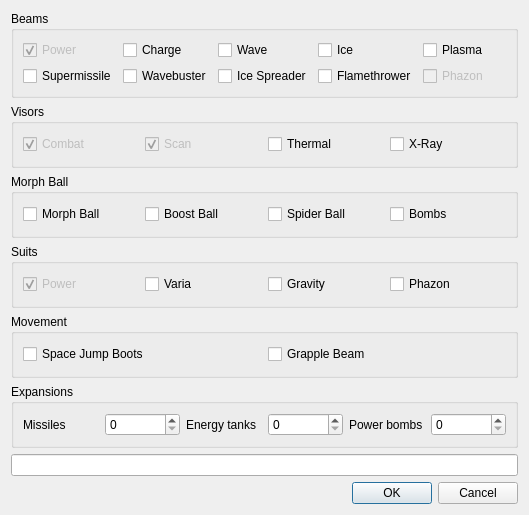
YonicDev/mpdr, file DoorRandomizer/GUI/PickupSettings/initialpickupsettings.ui: the form before one commit.
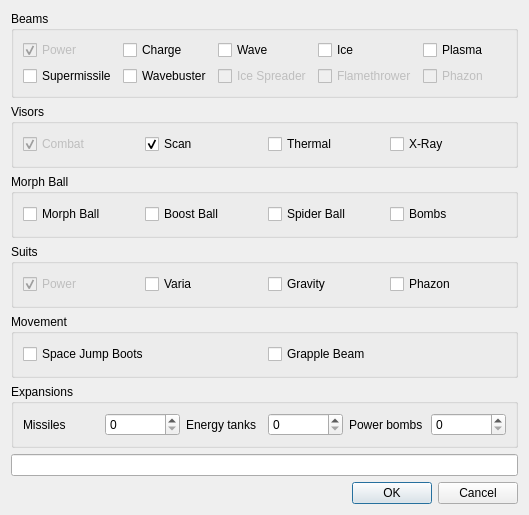
The form after the commit.

The edit to the form file:
```diff
--- a/DoorRandomizer/GUI/PickupSettings/initialpickupsettings.ui
+++ b/DoorRandomizer/GUI/PickupSettings/initialpickupsettings.ui
@@ -95,6 +95,9 @@
       </item>
       <item row="1" column="2">
        <widget class="QCheckBox" name="checkBox_IceSpreader">
+        <property name="enabled">
+         <bool>false</bool>
+        </property>
         <property name="text">
          <string>Ice Spreader</string>
         </property>
@@ -102,6 +105,9 @@
       </item>
       <item row="1" column="3">
        <widget class="QCheckBox" name="checkBox_Flamethrower">
+        <property name="enabled">
+         <bool>false</bool>
+        </property>
         <property name="text">
          <string>Flamethrower</string>
         </property>
@@ -145,7 +151,7 @@
       <item row="0" column="1">
        <widget class="QCheckBox" name="checkBox_VisorScan">
         <property name="enabled">
-         <bool>false</bool>
+         <bool>true</bool>
         </property>
         <property name="text">
          <string>Scan</string>
```
